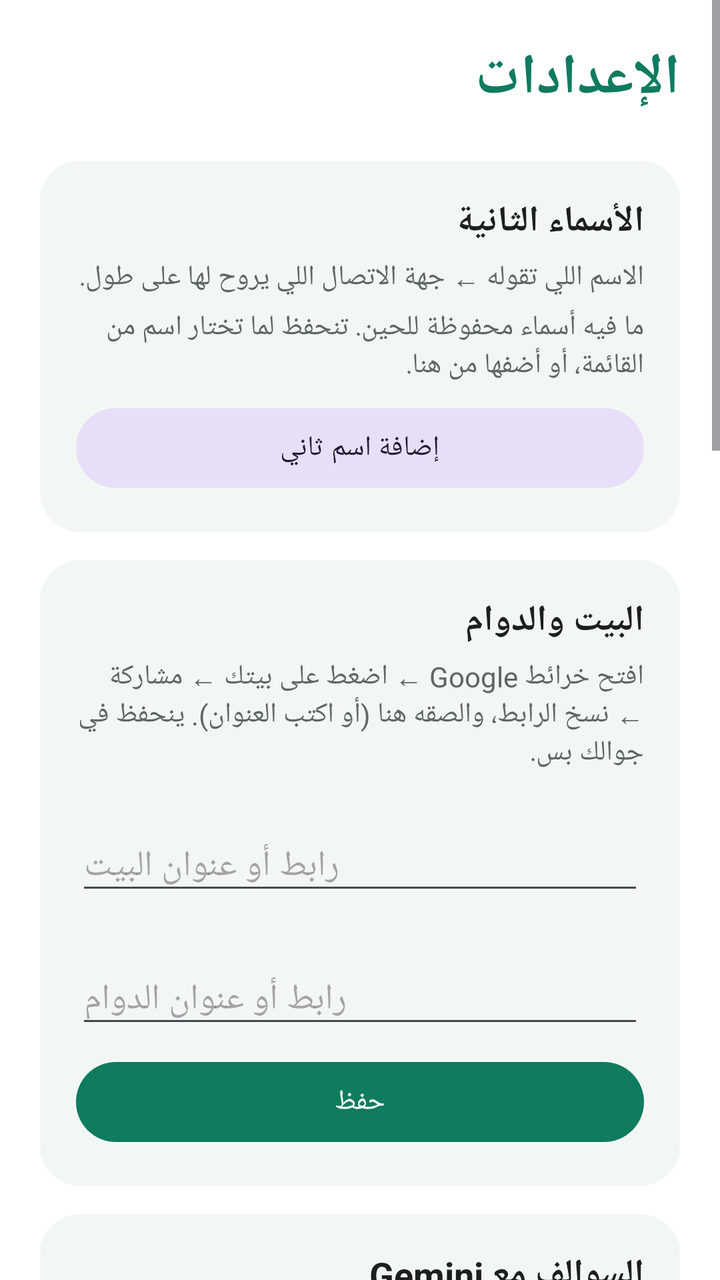
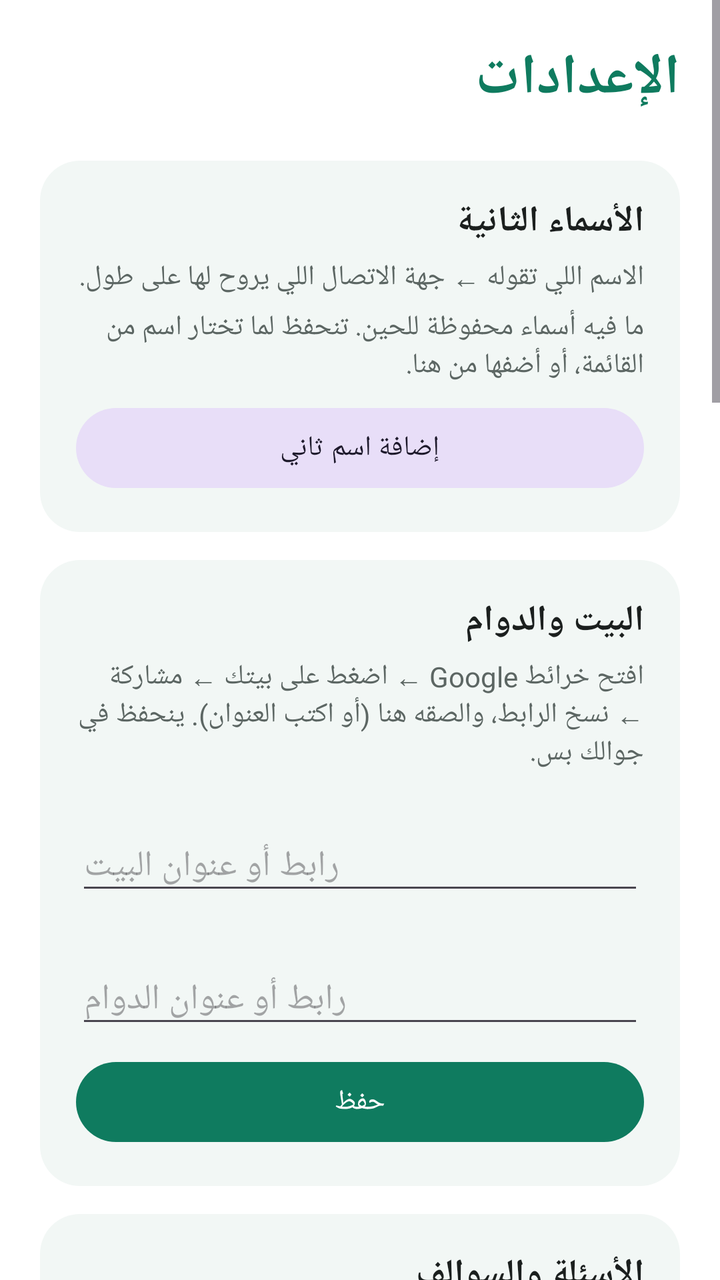

Compare the two renders of this Android layout. The source of the first and the diff that turns it into the second are given below.
<!-- AndroidManifest.xml: application theme Theme.Naffith -->
<!-- res/layout/activity_settings.xml -->
<?xml version="1.0" encoding="utf-8"?>
<ScrollView xmlns:android="http://schemas.android.com/apk/res/android"
    android:layout_width="match_parent"
    android:layout_height="match_parent">

    <LinearLayout
        android:layout_width="match_parent"
        android:layout_height="wrap_content"
        android:layoutDirection="rtl"
        android:orientation="vertical"
        android:padding="20dp">

        <TextView
            style="@style/SettingsTitle"
            android:text="@string/settings_title" />

        
        <LinearLayout style="@style/SettingsCard">

            <TextView
                style="@style/SettingsHeader"
                android:text="@string/aliases_title" />

            <TextView
                style="@style/SettingsHint"
                android:text="@string/aliases_hint" />

            <LinearLayout
                android:id="@+id/aliasList"
                android:layout_width="match_parent"
                android:layout_height="wrap_content"
                android:orientation="vertical" />

            <TextView
                android:id="@+id/aliasEmpty"
                style="@style/SettingsHint"
                android:text="@string/aliases_empty" />

            <com.google.android.material.button.MaterialButton
                android:id="@+id/addAliasButton"
                style="@style/Widget.Material3.Button.TonalButton"
                android:layout_width="match_parent"
                android:layout_height="wrap_content"
                android:layout_marginTop="8dp"
                android:text="@string/aliases_add" />
        </LinearLayout>

        
        <LinearLayout style="@style/SettingsCard">

            <TextView
                style="@style/SettingsHeader"
                android:text="@string/places_title" />

            <TextView
                style="@style/SettingsHint"
                android:text="@string/places_hint" />

            <TextView
                android:id="@+id/homeStatus"
                style="@style/SettingsHint" />

            <EditText
                android:id="@+id/homeInput"
                android:layout_width="match_parent"
                android:layout_height="wrap_content"
                android:hint="@string/places_home_hint"
                android:importantForAutofill="no"
                android:inputType="textUri"
                android:textDirection="ltr" />

            <TextView
                android:id="@+id/workStatus"
                style="@style/SettingsHint" />

            <EditText
                android:id="@+id/workInput"
                android:layout_width="match_parent"
                android:layout_height="wrap_content"
                android:hint="@string/places_work_hint"
                android:importantForAutofill="no"
                android:inputType="textUri"
                android:textDirection="ltr" />

            <com.google.android.material.button.MaterialButton
                android:id="@+id/placesSave"
                android:layout_width="match_parent"
                android:layout_height="wrap_content"
                android:layout_marginTop="8dp"
                android:text="@string/chat_save" />
        </LinearLayout>

        
        <LinearLayout style="@style/SettingsCard">

            <TextView
                style="@style/SettingsHeader"
                android:text="@string/chat_title" />

            <com.google.android.material.materialswitch.MaterialSwitch
                android:id="@+id/chatSwitch"
                android:layout_width="match_parent"
                android:layout_height="wrap_content"
                android:layout_marginTop="6dp"
                android:text="@string/chat_switch"
                android:textColor="@color/text_primary"
                android:textSize="15sp" />

            <TextView
                android:id="@+id/chatStatus"
                style="@style/SettingsHint" />

            <EditText
                android:id="@+id/chatKey"
                android:layout_width="match_parent"
                android:layout_height="wrap_content"
                android:layout_marginTop="8dp"
                android:autofillHints="password"
                android:hint="@string/chat_key_hint"
                android:inputType="textPassword"
                android:textDirection="ltr" />

            <EditText
                android:id="@+id/chatModel"
                android:layout_width="match_parent"
                android:layout_height="wrap_content"
                android:hint="@string/chat_model_hint"
                android:importantForAutofill="no"
                android:inputType="text"
                android:textDirection="ltr" />

            <com.google.android.material.button.MaterialButton
                android:id="@+id/chatSave"
                android:layout_width="match_parent"
                android:layout_height="wrap_content"
                android:layout_marginTop="8dp"
                android:text="@string/chat_save" />

            <com.google.android.material.button.MaterialButton
                android:id="@+id/chatGetKey"
                style="@style/Widget.Material3.Button.TextButton"
                android:layout_width="match_parent"
                android:layout_height="wrap_content"
                android:text="@string/chat_get_key" />
        </LinearLayout>

        
        <LinearLayout style="@style/SettingsCard">

            <TextView
                style="@style/SettingsHeader"
                android:text="@string/assistant_title" />

            <TextView
                android:id="@+id/assistantStatus"
                style="@style/SettingsHint" />

            <com.google.android.material.button.MaterialButton
                android:id="@+id/assistantButton"
                android:layout_width="match_parent"
                android:layout_height="wrap_content"
                android:layout_marginTop="8dp"
                android:text="@string/assistant_button" />
        </LinearLayout>

        
        <LinearLayout style="@style/SettingsCard">

            <TextView
                style="@style/SettingsHeader"
                android:text="@string/voice_title" />

            <com.google.android.material.materialswitch.MaterialSwitch
                android:id="@+id/speakSwitch"
                android:layout_width="match_parent"
                android:layout_height="wrap_content"
                android:layout_marginTop="6dp"
                android:text="@string/speak_switch"
                android:textColor="@color/text_primary"
                android:textSize="15sp" />

            <TextView
                android:id="@+id/voiceCurrent"
                style="@style/SettingsHint" />

            <com.google.android.material.button.MaterialButton
                android:id="@+id/voiceButton"
                style="@style/Widget.Material3.Button.TonalButton"
                android:layout_width="match_parent"
                android:layout_height="wrap_content"
                android:layout_marginTop="8dp"
                android:text="@string/voice_choose" />
        </LinearLayout>

        
        <LinearLayout style="@style/SettingsCard">

            <TextView
                style="@style/SettingsHeader"
                android:text="@string/sensitivity_title" />

            <TextView
                style="@style/SettingsHint"
                android:text="@string/sensitivity_hint" />

            <RadioGroup
                android:id="@+id/sensitivityGroup"
                android:layout_width="match_parent"
                android:layout_height="wrap_content">

                <RadioButton
                    android:id="@+id/sensitivityNormal"
                    android:layout_width="match_parent"
                    android:layout_height="wrap_content"
                    android:text="@string/sensitivity_normal" />

                <RadioButton
                    android:id="@+id/sensitivityHigh"
                    android:layout_width="match_parent"
                    android:layout_height="wrap_content"
                    android:text="@string/sensitivity_high" />

                <RadioButton
                    android:id="@+id/sensitivityMax"
                    android:layout_width="match_parent"
                    android:layout_height="wrap_content"
                    android:text="@string/sensitivity_max" />
            </RadioGroup>
        </LinearLayout>

        
        <LinearLayout style="@style/SettingsCard">

            <TextView
                style="@style/SettingsHeader"
                android:text="@string/a11y_title" />

            <TextView
                android:id="@+id/a11yStatus"
                style="@style/SettingsHint" />

            <com.google.android.material.button.MaterialButton
                android:id="@+id/a11yButton"
                style="@style/Widget.Material3.Button.TonalButton"
                android:layout_width="match_parent"
                android:layout_height="wrap_content"
                android:layout_marginTop="8dp"
                android:text="@string/open_settings" />
        </LinearLayout>
    </LinearLayout>
</ScrollView>
<!-- resources referenced by this layout -->
<resources>
  <color name="text_primary">#1B1F1E</color>
  <string name="a11y_title">تفعيل الإرسال التلقائي</string>
  <string name="aliases_add">إضافة اسم ثاني</string>
  <string name="aliases_empty">ما فيه أسماء محفوظة للحين. تنحفظ لما تختار اسم من القائمة، أو أضفها من هنا.</string>
  <string name="aliases_hint">الاسم اللي تقوله ← جهة الاتصال اللي يروح لها على طول.</string>
  <string name="aliases_title">الأسماء الثانية</string>
  <string name="assistant_button">اجعل نفّذ المساعد الافتراضي</string>
  <string name="assistant_title">زر المساعد (بدون مايك شغال)</string>
  <string name="chat_get_key">ما عندك مفتاح؟ خذه مجاناً من Google AI Studio</string>
  <string name="chat_key_hint">مفتاح Gemini API (يبدأ بـ AIza…)</string>
  <string name="chat_model_hint">الموديل (gemini-flash-latest)</string>
  <string name="chat_save">حفظ</string>
  <string name="chat_switch">السوالف والدردشة\nأي كلام مو أمر (سؤال، سالفة، فكرة) يرد عليه Gemini بالسعودي</string>
  <string name="chat_title">السوالف مع Gemini</string>
  <string name="open_settings">فتح الإعدادات</string>
  <string name="places_hint">افتح خرائط Google ← اضغط على بيتك ← مشاركة ← نسخ الرابط، والصقه هنا (أو اكتب العنوان). ينحفظ في جوالك بس.</string>
  <string name="places_home_hint">رابط أو عنوان البيت</string>
  <string name="places_title">البيت والدوام</string>
  <string name="places_work_hint">رابط أو عنوان الدوام</string>
  <string name="sensitivity_high">عالي</string>
  <string name="sensitivity_hint">إذا ما يرد عليك ارفعها، وإذا يشتغل لحاله نزّلها. (وضع «يا نفّذ» يحتاج المايك يسمع دايماً؛ إذا ما تبي كذا استخدم زر المساعد فوق.)</string>
  <string name="sensitivity_max">عالي جداً (يلتقط أسهل)</string>
  <string name="sensitivity_normal">عادي (أقل تشغيل بالغلط)</string>
  <string name="sensitivity_title">حساسية «يا نفّذ»</string>
  <string name="settings_title">الإعدادات</string>
  <string name="speak_switch">الرد بالصوت\nإذا طفّيته: المساعد ما يتكلم، ويسمعك على طول أول ما تفتحه وتنطق الأمر مباشرة</string>
  <string name="voice_choose">اختيار الصوت</string>
  <string name="voice_title">صوت الرد</string>
  <style name="SettingsHeader">
          <item name="android:layout_width">match_parent</item>
          <item name="android:layout_height">wrap_content</item>
          <item name="android:textColor">@color/text_primary</item>
          <item name="android:textSize">18sp</item>
          <item name="android:textStyle">bold</item>
      </style>
  <style name="SettingsHint">
          <item name="android:layout_width">match_parent</item>
          <item name="android:layout_height">wrap_content</item>
          <item name="android:layout_marginTop">6dp</item>
          <item name="android:textColor">@color/text_secondary</item>
          <item name="android:textSize">14sp</item>
      </style>
  <style name="Theme.Naffith" parent="Theme.Material3.Light.NoActionBar">
          <item name="colorPrimary">@color/brand</item>
          <item name="colorPrimaryDark">@color/brand_dark</item>
          <item name="android:statusBarColor">@color/brand_dark</item>
          <item name="android:windowBackground">@color/white</item>
      </style>
  <!-- drawable bg_card (drawable) -->
  <?xml version="1.0" encoding="utf-8"?>
  <shape xmlns:android="http://schemas.android.com/apk/res/android" android:shape="rectangle">
      <solid android:color="@color/surface_card" />
      <corners android:radius="20dp" />
  </shape>
  <color name="text_secondary">#5C6663</color>
  <color name="brand">#0F7B5F</color>
  <color name="brand_dark">#0A5A45</color>
  <color name="white">#FFFFFF</color>
  <color name="surface_card">#F2F7F5</color>
  <!-- unchanged entries left out for length: 2 -->
</resources>

<!-- the commit's change to res/layout/activity_settings.xml (unified diff, before → after) -->
@@ -97,14 +97,45 @@
                 style="@style/SettingsHeader"
                 android:text="@string/chat_title" />
 
-            <com.google.android.material.materialswitch.MaterialSwitch
-                android:id="@+id/chatSwitch"
-                android:layout_width="match_parent"
-                android:layout_height="wrap_content"
-                android:layout_marginTop="6dp"
-                android:text="@string/chat_switch"
-                android:textColor="@color/text_primary"
-                android:textSize="15sp" />
+            <TextView
+                style="@style/SettingsHint"
+                android:text="@string/answer_mode_hint" />
+
+            <RadioGroup
+                android:id="@+id/answerModeGroup"
+                android:layout_width="match_parent"
+                android:layout_height="wrap_content">
+
+                <RadioButton
+                    android:id="@+id/modeAuto"
+                    android:layout_width="match_parent"
+                    android:layout_height="wrap_content"
+                    android:text="@string/mode_auto" />
+
+                <RadioButton
+                    android:id="@+id/modeInApp"
+                    android:layout_width="match_parent"
+                    android:layout_height="wrap_content"
+                    android:text="@string/mode_in_app" />
+
+                <RadioButton
+                    android:id="@+id/modeGeminiApp"
+                    android:layout_width="match_parent"
+                    android:layout_height="wrap_content"
+                    android:text="@string/mode_gemini_app" />
+
+                <RadioButton
+                    android:id="@+id/modeGoogle"
+                    android:layout_width="match_parent"
+                    android:layout_height="wrap_content"
+                    android:text="@string/mode_google" />
+
+                <RadioButton
+                    android:id="@+id/modeAsk"
+                    android:layout_width="match_parent"
+                    android:layout_height="wrap_content"
+                    android:text="@string/mode_ask" />
+            </RadioGroup>
 
             <TextView
                 android:id="@+id/chatStatus"
<!-- resource entries referenced after the edit -->
@@ -6,14 +6,19 @@
   <string name="aliases_empty">ما فيه أسماء محفوظة للحين. تنحفظ لما تختار اسم من القائمة، أو أضفها من هنا.</string>
   <string name="aliases_hint">الاسم اللي تقوله ← جهة الاتصال اللي يروح لها على طول.</string>
   <string name="aliases_title">الأسماء الثانية</string>
+  <string name="answer_mode_hint">لما تقول شي مو أمر (سؤال، معلومة، سالفة)، مين يجاوبك؟</string>
   <string name="assistant_button">اجعل نفّذ المساعد الافتراضي</string>
   <string name="assistant_title">زر المساعد (بدون مايك شغال)</string>
   <string name="chat_get_key">ما عندك مفتاح؟ خذه مجاناً من Google AI Studio</string>
   <string name="chat_key_hint">مفتاح Gemini API (يبدأ بـ AIza…)</string>
   <string name="chat_model_hint">الموديل (gemini-flash-latest)</string>
   <string name="chat_save">حفظ</string>
-  <string name="chat_switch">السوالف والدردشة\nأي كلام مو أمر (سؤال، سالفة، فكرة) يرد عليه Gemini بالسعودي</string>
-  <string name="chat_title">السوالف مع Gemini</string>
+  <string name="chat_title">الأسئلة والسوالف</string>
+  <string name="mode_ask">اسألني وش أقصد</string>
+  <string name="mode_auto">تلقائي (Gemini داخل نفّذ إذا فيه مفتاح، وإلا تطبيق Gemini)</string>
+  <string name="mode_gemini_app">افتح تطبيق Gemini بسؤالي</string>
+  <string name="mode_google">بحث Google</string>
+  <string name="mode_in_app">Gemini داخل نفّذ (يرد بالصوت، يحتاج مفتاح)</string>
   <string name="open_settings">فتح الإعدادات</string>
   <string name="places_hint">افتح خرائط Google ← اضغط على بيتك ← مشاركة ← نسخ الرابط، والصقه هنا (أو اكتب العنوان). ينحفظ في جوالك بس.</string>
   <string name="places_home_hint">رابط أو عنوان البيت</string>
